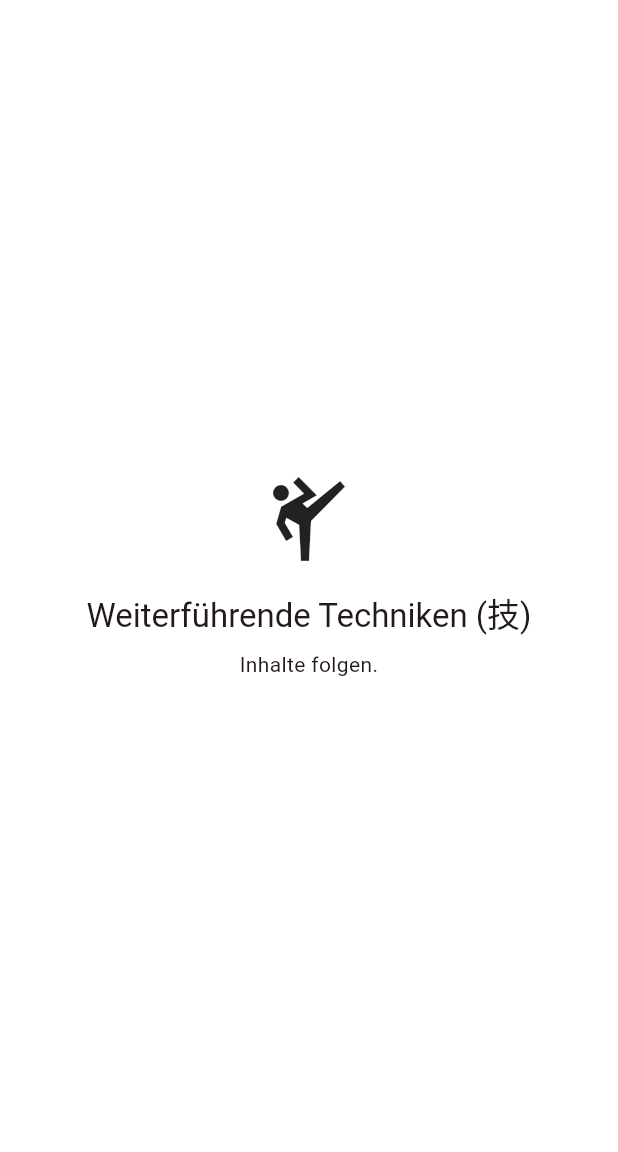
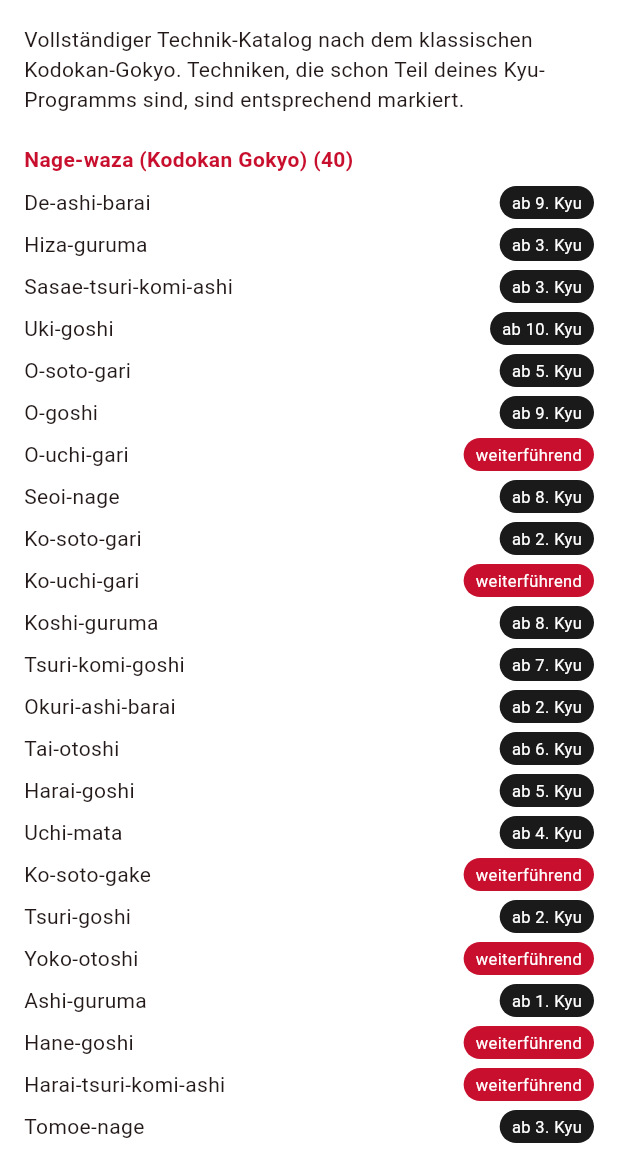
Before and after one commit to emiliosalomon/Judo-App, a Flutter app: the screen it shows after launch, after a tap on an icon or button, on a phone screen of 412 x 824 dp, the part 84-1236 px from its top. Run offline on Flutter 3.47's test engine with Material 3 defaults, Android fonts, the phone set to English and light mode, and no system bars.

Commit message:
Ground Weiterführende Techniken in the Kodokan Gokyo catalog
Adds the complete official technique catalog (40 Gokyo nage-waza +
osae-komi-/shime-/kansetsu-waza, sourced from the same ÖJV Dan
Prüfungsprogramm data already used for Gürtelprüfung) and cross-
references each technique against the Kyu program: techniques already
covered by a belt grade show "ab X. Kyu", the rest show "weiterführend".
Also surfaces the per-Dan Zusatztechniken already modeled for the belt
exam as their own section here, since they're genuinely further
techniques beyond the Kyu program.

Co-Authored-By: Claude Sonnet 5 <noreply@anthropic.com>
Claude-Session: https://claude.ai/code/session_01CyXS9ev5Tbd6ivhFxKuEjM

```diff
--- /dev/null
+++ b/lib/data/techniques_data.dart
@@ -0,0 +1,89 @@
+// Offizieller Technik-Katalog (Kodokan-Gokyo + Katame-waza-Gruppen), aus dem
+// OeJV-Dan-Pruefungsprogramm (Basistechniken-Pool fuer alle Dan-Pruefungen).
+//
+// Technik-Namen sind Standardvokabular (japanische Fachbegriffe) und
+// unproblematisch zu uebernehmen — siehe CLAUDE.md.
+
+/// Nage-waza nach dem klassischen Kodokan-Gokyo (40 Wurftechniken).
+const kodokanGokyoNageWaza = <String>[
+  'De-ashi-barai',
+  'Hiza-guruma',
+  'Sasae-tsuri-komi-ashi',
+  'Uki-goshi',
+  'O-soto-gari',
+  'O-goshi',
+  'O-uchi-gari',
+  'Seoi-nage',
+  'Ko-soto-gari',
+  'Ko-uchi-gari',
+  'Koshi-guruma',
+  'Tsuri-komi-goshi',
+  'Okuri-ashi-barai',
+  'Tai-otoshi',
+  'Harai-goshi',
+  'Uchi-mata',
+  'Ko-soto-gake',
+  'Tsuri-goshi',
+  'Yoko-otoshi',
+  'Ashi-guruma',
+  'Hane-goshi',
+  'Harai-tsuri-komi-ashi',
+  'Tomoe-nage',
+  'O-soto-guruma',
+  'Kata-guruma',
+  'Uki-waza',
+  'Sumi-gaeshi',
+  'Tani-otoshi',
+  'Hane-maki-komi',
+  'Utsuri-goshi',
+  'O-guruma',
+  'Soto-maki-komi',
+  'Uki-otoshi',
+  'Yoko-wakare',
+  'Yoko-guruma',
+  'Ushiro-goshi',
+  'Sukui-nage',
+  'Ura-nage',
+  'Sumi-otoshi',
+  'Yoko-gake',
+];
+
+const osaeKomiWaza = <String>[
+  'Kesa-gatame',
+  'Kuzure-kesa-gatame',
+  'Ushiro-kesa-gatame',
+  'Kata-gatame',
+  'Kami-shiho-gatame',
+  'Kuzure-kami-shiho-gatame',
+  'Yoko-shiho-gatame',
+  'Tate-shiho-gatame',
+  'Uki-gatame',
+  'Ura-gatame',
+  'Sankaku-gatame',
+];
+
+const shimeWaza = <String>[
+  'Nami-juji-jime',
+  'Gyaku-juji-jime',
+  'Kata-juji-jime',
+  'Hadaka-jime',
+  'Okuri-eri-jime',
+  'Kata-ha-jime',
+  'Kata-te-jime',
+  'Ryote-jime',
+  'Sode-guruma-jime',
+  'Tsukkomi-jime',
+  'Sankaku-jime',
+];
+
+const kansetsuWaza = <String>[
+  'Ude-garami',
+  'Ude-hishigi-juji-gatame',
+  'Ude-hishigi-ude-gatame',
+  'Ude-hishigi-hiza-gatame',
+  'Ude-hishigi-waki-gatame',
+  'Ude-hishigi-hara-gatame',
+  'Ude-hishigi-ashi-gatame',
+  'Ude-hishigi-te-gatame',
+  'Ude-hishigi-sankaku-gatame',
+];
--- a/lib/screens/home_screen.dart
+++ b/lib/screens/home_screen.dart
@@ -6,6 +6,7 @@ import 'category_placeholder_screen.dart';
 import 'kata_screen.dart';
 import 'search_screen.dart';
 import 'standard_situations_screen.dart';
+import 'techniques_screen.dart';
 
 class HomeScreen extends StatelessWidget {
   const HomeScreen({super.key});
@@ -47,6 +48,7 @@ class HomeScreen extends StatelessWidget {
   void _openCategory(BuildContext context, JudoCategory category) {
     final Widget screen = switch (category.id) {
       'belt-exam' => const BeltExamScreen(),
+      'techniques' => const TechniquesScreen(),
       'kata' => const KataScreen(),
       'standard-situations' => const StandardSituationsScreen(),
       'search' => const SearchScreen(),
--- /dev/null
+++ b/lib/screens/techniques_screen.dart
@@ -0,0 +1,133 @@
+import 'package:flutter/material.dart';
+import '../data/dan_grades_data.dart';
+import '../data/kyu_grades_data.dart';
+import '../data/techniques_data.dart';
+import '../models/kyu_grade.dart';
+import '../theme/judo_theme.dart';
+
+/// Kompletter Technik-Katalog (Kodokan-Gokyo + Katame-waza), mit Kennzeichnung
+/// welche Technik schon Teil des Kyu-Pruefungsprogramms ist ("bereits im
+/// Guertelprogramm") vs. wirklich darueber hinausgehend ("weiterfuehrend").
+class TechniquesScreen extends StatelessWidget {
+  const TechniquesScreen({super.key});
+
+  @override
+  Widget build(BuildContext context) {
+    return Scaffold(
+      appBar: AppBar(title: const Text('Weiterführende Techniken')),
+      body: ListView(
+        padding: const EdgeInsets.all(16),
+        children: [
+          const Text(
+            'Vollständiger Technik-Katalog nach dem klassischen Kodokan-'
+            'Gokyo. Techniken, die schon Teil deines Kyu-Programms sind, '
+            'sind entsprechend markiert.',
+          ),
+          _TechniqueSection(title: 'Nage-waza (Kodokan Gokyo)', techniques: kodokanGokyoNageWaza),
+          _TechniqueSection(title: 'Osae-komi-waza', techniques: osaeKomiWaza),
+          _TechniqueSection(title: 'Shime-waza', techniques: shimeWaza),
+          _TechniqueSection(title: 'Kansetsu-waza', techniques: kansetsuWaza),
+          const SizedBox(height: 12),
+          const Divider(),
+          const SizedBox(height: 12),
+          Text(
+            'Zusatztechniken je Dan-Grad',
+            style: Theme.of(context).textTheme.titleMedium,
+          ),
+          const SizedBox(height: 8),
+          const Text(
+            'Weitere anerkannte Techniken (Shinmeisho-no-waza u.a.), die erst '
+            'ab bestimmten Dan-Prüfungen dazukommen.',
+          ),
+          for (final grade in judoDanGrades.where((g) => g.zusatztechniken.isNotEmpty))
+            ExpansionTile(
+              title: Text('${grade.title} – Zusatztechniken'),
+              iconColor: JudoColors.red,
+              collapsedIconColor: JudoColors.black,
+              children: [
+                for (final technik in grade.zusatztechniken)
+                  Padding(
+                    padding: const EdgeInsets.fromLTRB(16, 0, 16, 8),
+                    child: Row(
+                      crossAxisAlignment: CrossAxisAlignment.start,
+                      children: [const Text('•  '), Expanded(child: Text(technik))],
+                    ),
+                  ),
+              ],
+            ),
+        ],
+      ),
+    );
+  }
+}
+
+/// Ab welchem Kyu-Grad [techniqueName] erstmals im Pruefungsprogramm
+/// vorkommt (Substring-Abgleich gegen Nage-/Katame-waza-Listen), oder null
+/// wenn die Technik nicht Teil des Kyu-Programms ist.
+KyuGrade? _firstKyuGradeCovering(String techniqueName) {
+  final needle = techniqueName.toLowerCase();
+  for (final grade in judoKyuGrades) {
+    final haystack = [...grade.nageWaza, ...grade.katameWaza]
+        .map((t) => t.toLowerCase())
+        .join(' | ');
+    if (haystack.contains(needle)) return grade;
+  }
+  return null;
+}
+
+class _TechniqueSection extends StatelessWidget {
+  final String title;
+  final List<String> techniques;
+
+  const _TechniqueSection({required this.title, required this.techniques});
+
+  @override
+  Widget build(BuildContext context) {
+    return Padding(
+      padding: const EdgeInsets.only(top: 20),
+      child: Column(
+        crossAxisAlignment: CrossAxisAlignment.start,
+        children: [
+          Text(
+            '$title (${techniques.length})',
+            style: const TextStyle(fontWeight: FontWeight.bold, color: JudoColors.red),
+          ),
+          const SizedBox(height: 8),
+          for (final technique in techniques)
+            _TechniqueRow(name: technique, coveringGrade: _firstKyuGradeCovering(technique)),
+        ],
+      ),
+    );
+  }
+}
+
+class _TechniqueRow extends StatelessWidget {
+  final String name;
+  final KyuGrade? coveringGrade;
+
+  const _TechniqueRow({required this.name, required this.coveringGrade});
+
+  @override
+  Widget build(BuildContext context) {
+    final covered = coveringGrade != null;
+    return Padding(
+      padding: const EdgeInsets.only(bottom: 6),
+      child: Row(
+        children: [
+          Expanded(child: Text(name)),
+          Container(
+            padding: const EdgeInsets.symmetric(horizontal: 8, vertical: 3),
+            decoration: BoxDecoration(
+              color: covered ? JudoColors.black : JudoColors.red,
+              borderRadius: BorderRadius.circular(12),
+            ),
+            child: Text(
+              covered ? 'ab ${coveringGrade!.kyu}. Kyu' : 'weiterführend',
+              style: const TextStyle(color: JudoColors.white, fontSize: 11),
+            ),
+          ),
+        ],
+      ),
+    );
+  }
+}
```
Also changed, not shown: 2 other files.
